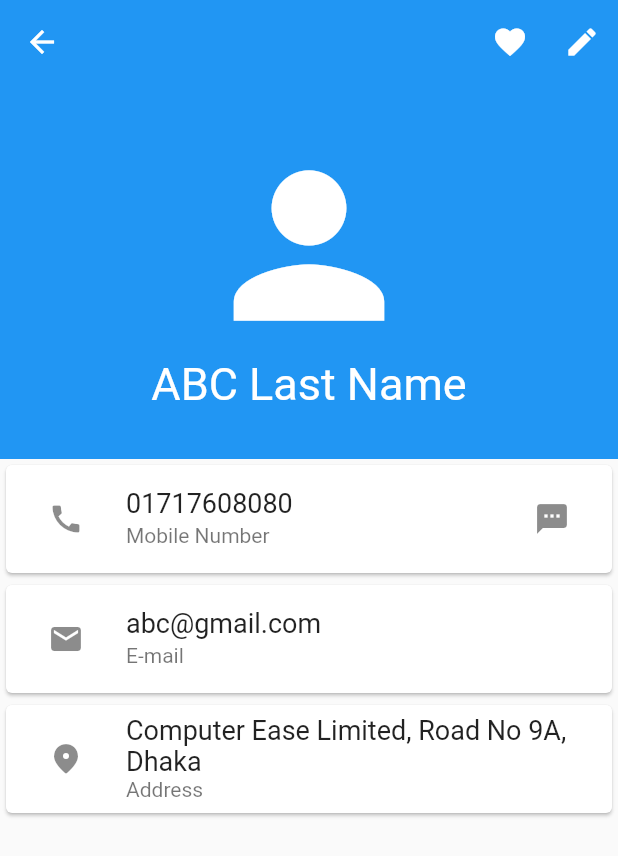
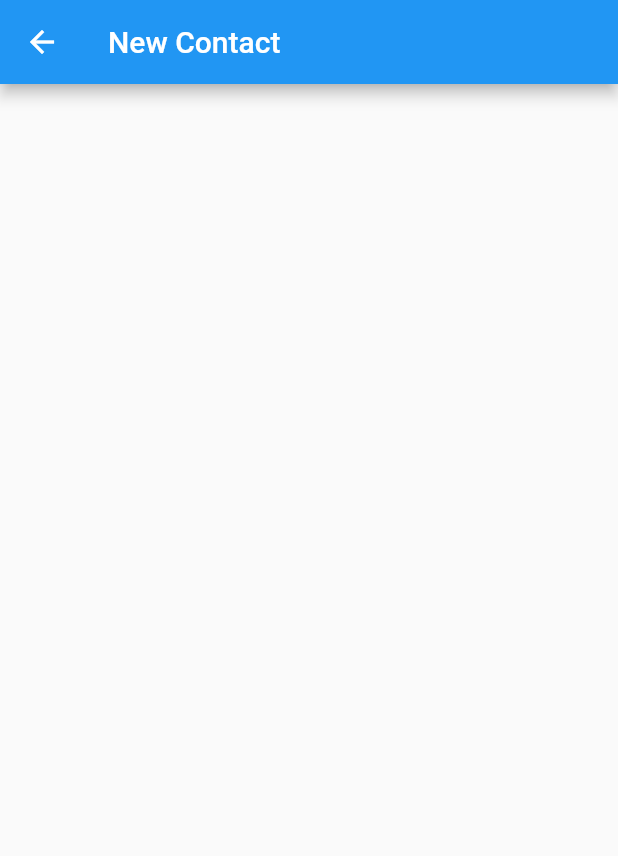
Before and after one commit to redoy-ahmed/contact_app, a Flutter app: the ContactDetails screen opened directly with sample values from the repository, after a tap on the "favorite outline" icon, after a tap on the "edit" icon, on a phone screen of 412 x 824 dp. Shown: the top 856 px of the screen. Run offline on Flutter 3.47's test engine with Material 2 defaults, Android fonts, the phone set to English and light mode, and no system bars.

Commit message:
New Contact Screen added

```diff
--- a/lib/pages/contact_details.dart
+++ b/lib/pages/contact_details.dart
@@ -1,6 +1,7 @@
 import 'dart:io';
 
 import 'package:contact_app/models/contact_model.dart';
+import 'package:contact_app/pages/contact_new.dart';
 import 'package:flutter/material.dart';
 import 'package:url_launcher/url_launcher.dart';
 
@@ -39,7 +40,9 @@ class _ContactDetailsState extends State<ContactDetails> {
                   : const Icon(Icons.favorite_outline),
             ),
             IconButton(
-              onPressed: () {},
+              onPressed: () {
+                Navigator.pushNamed(context, ContactNew.routeName);
+              },
               icon: const Icon(Icons.edit),
             ),
           ],
--- a/lib/pages/contact_list.dart
+++ b/lib/pages/contact_list.dart
@@ -1,6 +1,7 @@
 import 'package:contact_app/db/db_helper.dart';
 import 'package:contact_app/models/contact_model.dart';
 import 'package:contact_app/pages/contact_details.dart';
+import 'package:contact_app/pages/contact_new.dart';
 import 'package:flutter/material.dart';
 
 class ContactList extends StatefulWidget {
@@ -72,7 +73,7 @@ class _ContactListState extends State<ContactList> {
             );
           }),
       floatingActionButton: FloatingActionButton(
-        onPressed: () => {},
+        onPressed: () => {Navigator.pushNamed(context, ContactNew.routeName)},
         child: const Icon(Icons.add),
       ),
     );
--- /dev/null
+++ b/lib/pages/contact_new.dart
@@ -0,0 +1,24 @@
+import 'package:flutter/material.dart';
+
+class ContactNew extends StatefulWidget {
+  static const String routeName = '/contactNew';
+
+  const ContactNew({Key? key}) : super(key: key);
+
+  @override
+  State<ContactNew> createState() => _ContactNewState();
+}
+
+class _ContactNewState extends State<ContactNew> {
+  @override
+  Widget build(BuildContext context) {
+    return Scaffold(
+      appBar: AppBar(
+        title: const Text(
+          'New Contact',
+        ),
+      ),
+      body: ListView(),
+    );
+  }
+}
--- a/lib/main.dart
+++ b/lib/pages/main.dart
@@ -1,5 +1,6 @@
 import 'package:contact_app/pages/contact_details.dart';
 import 'package:contact_app/pages/contact_list.dart';
+import 'package:contact_app/pages/contact_new.dart';
 import 'package:flutter/material.dart';
 
 void main() {
@@ -21,6 +22,7 @@ class MyApp extends StatelessWidget {
       routes: {
         ContactList.routeName:(context) => const ContactList(),
         ContactDetails.routeName:(context) => const ContactDetails(),
+        ContactNew.routeName:(context) => const ContactNew(),
       },
     );
   }
```
Also changed, not shown: 1 other file.
